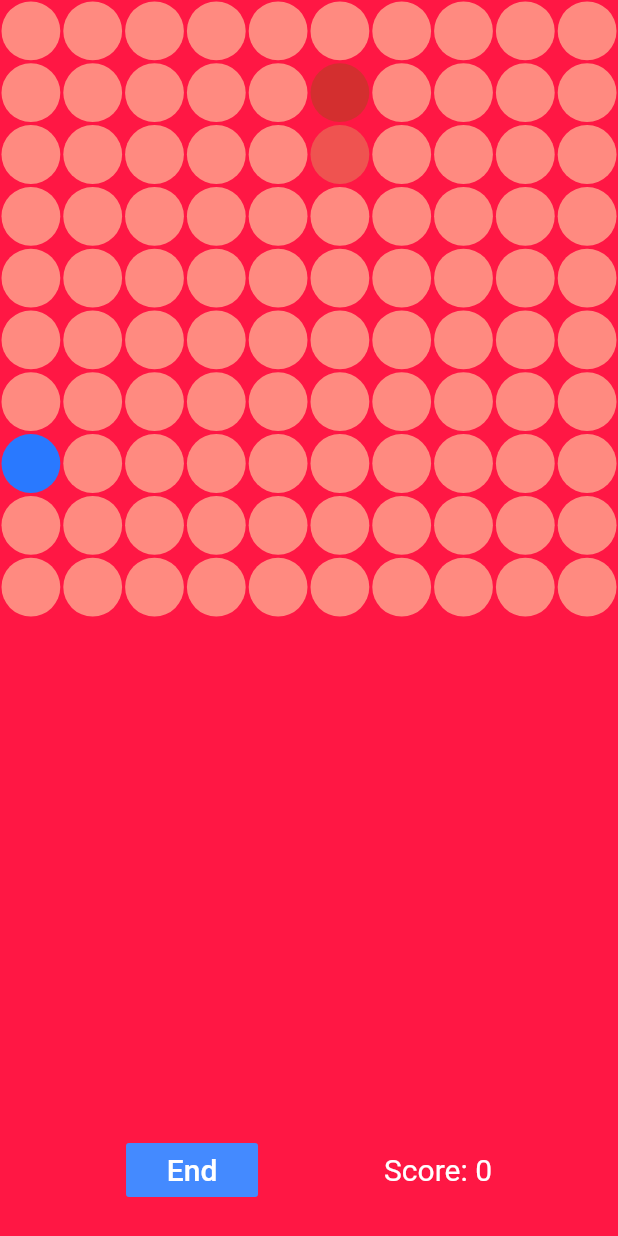
After one commit to Guilherme-ctrl/SAPAD, a Flutter app: the SnakeGameVermelho screen opened directly, after a tap on "Start", on a phone screen of 412 x 824 dp. The commit adds this screen. Run offline on Flutter 3.47's test engine with Material 2 defaults, Android fonts, the phone set to English and light mode, and no system bars; our stand-ins replace audioplayers, carousel_slider, cloud_firestore, firebase_auth, firebase_core, firebase_database and 7 more; accounts and stored records are empty.

Commit message:
Jogo vermelho

```diff
--- a/lib/Telas/Screens/cromo.dart
+++ b/lib/Telas/Screens/cromo.dart
@@ -1,5 +1,6 @@
 import 'package:flutter/material.dart';
 import 'package:sapad_v3/games/game_azul.dart';
+import 'package:sapad_v3/games/game_vermelho.dart';
 
 class CromoPage extends StatefulWidget {
   final bool? medo;
@@ -197,7 +198,10 @@ class _CromoPageState extends State<CromoPage> {
                   ),
                 ),
                 onTap: () {
-                  _requestPopVer(context);
+                  Navigator.push(
+                      context,
+                      MaterialPageRoute(
+                          builder: (context) => SnakeGameVermelho()));
                 },
               ),
             ),
--- /dev/null
+++ b/lib/games/game_vermelho.dart
@@ -0,0 +1,211 @@
+import 'package:flutter/material.dart';
+import 'dart:math';
+import 'dart:async';
+
+class SnakeGameVermelho extends StatefulWidget {
+  @override
+  _SnakeGameVermelhoState createState() => _SnakeGameVermelhoState();
+}
+
+class _SnakeGameVermelhoState extends State<SnakeGameVermelho> {
+  final int squaresPerRow = 10;
+  final int squaresPerCol = 10;
+  final fontStyle = TextStyle(color: Colors.white, fontSize: 20);
+  final randomGen = Random();
+
+  var snake = [
+    [0, 1],
+    [0, 0]
+  ];
+  var food = [0, 2];
+  var direction = 'up';
+  var isPlaying = false;
+
+  void startGame() {
+    const duration = Duration(milliseconds: 300);
+
+    snake = [
+      // Snake head
+      [(squaresPerRow / 2).floor(), (squaresPerCol / 2).floor()]
+    ];
+
+    snake.add([snake.first[0], snake.first[1] + 1]); // Snake body
+
+    createFood();
+
+    isPlaying = true;
+    Timer.periodic(duration, (Timer timer) {
+      moveSnake();
+      if (checkGameOver()) {
+        timer.cancel();
+        endGame();
+      }
+    });
+  }
+
+  void moveSnake() {
+    setState(() {
+      switch (direction) {
+        case 'up':
+          snake.insert(0, [snake.first[0], snake.first[1] - 1]);
+          break;
+
+        case 'down':
+          snake.insert(0, [snake.first[0], snake.first[1] + 1]);
+          break;
+
+        case 'left':
+          snake.insert(0, [snake.first[0] - 1, snake.first[1]]);
+          break;
+
+        case 'right':
+          snake.insert(0, [snake.first[0] + 1, snake.first[1]]);
+          break;
+      }
+
+      if (snake.first[0] != food[0] || snake.first[1] != food[1]) {
+        snake.removeLast();
+      } else {
+        createFood();
+      }
+    });
+  }
+
+  void createFood() {
+    food = [randomGen.nextInt(squaresPerRow), randomGen.nextInt(squaresPerCol)];
+  }
+
+  bool checkGameOver() {
+    if (!isPlaying ||
+        snake.first[1] < 0 ||
+        snake.first[1] >= squaresPerCol ||
+        snake.first[0] < 0 ||
+        snake.first[0] > squaresPerRow) {
+      return true;
+    }
+
+    for (var i = 1; i < snake.length; ++i) {
+      if (snake[i][0] == snake.first[0] && snake[i][1] == snake.first[1]) {
+        return true;
+      }
+    }
+
+    return false;
+  }
+
+  void endGame() {
+    isPlaying = false;
+
+    showDialog(
+        context: context,
+        builder: (BuildContext context) {
+          return AlertDialog(
+            title: Text('Game Over'),
+            content: Text(
+              'Score: ${snake.length - 2}',
+              style: TextStyle(fontSize: 20),
+            ),
+            actions: <Widget>[
+              FlatButton(
+                child: Text('Close'),
+                onPressed: () {
+                  Navigator.of(context).pop();
+                },
+              ),
+            ],
+          );
+        });
+  }
+
+  Widget build(BuildContext context) {
+    return Scaffold(
+      backgroundColor: Colors.redAccent[400],
+      body: Column(
+        children: <Widget>[
+          Expanded(
+            child: GestureDetector(
+              onVerticalDragUpdate: (details) {
+                if (direction != 'up' && details.delta.dy > 0) {
+                  direction = 'down';
+                } else if (direction != 'down' && details.delta.dy < 0) {
+                  direction = 'up';
+                }
+              },
+              onHorizontalDragUpdate: (details) {
+                if (direction != 'left' && details.delta.dx > 0) {
+                  direction = 'right';
+                } else if (direction != 'right' && details.delta.dx < 0) {
+                  direction = 'left';
+                }
+              },
+              child: AspectRatio(
+                aspectRatio: squaresPerRow / (squaresPerCol + 5),
+                child: GridView.builder(
+                    physics: NeverScrollableScrollPhysics(),
+                    gridDelegate: SliverGridDelegateWithFixedCrossAxisCount(
+                      crossAxisCount: squaresPerRow,
+                    ),
+                    itemCount: squaresPerRow * squaresPerCol,
+                    itemBuilder: (BuildContext context, int index) {
+                      var color;
+                      var x = index % squaresPerRow;
+                      var y = (index / squaresPerRow).floor();
+
+                      bool isSnakeBody = false;
+                      for (var pos in snake) {
+                        if (pos[0] == x && pos[1] == y) {
+                          isSnakeBody = true;
+                          break;
+                        }
+                      }
+
+                      if (snake.first[0] == x && snake.first[1] == y) {
+                        color = Colors.red[700];
+                      } else if (isSnakeBody) {
+                        color = Colors.red[400];
+                      } else if (food[0] == x && food[1] == y) {
+                        color = Colors.blueAccent[400];
+                      } else {
+                        color = Colors.redAccent[100];
+                      }
+
+                      return Container(
+                        margin: EdgeInsets.all(1),
+                        decoration: BoxDecoration(
+                          color: color,
+                          shape: BoxShape.circle,
+                        ),
+                      );
+                    }),
+              ),
+            ),
+          ),
+          Padding(
+              padding: EdgeInsets.only(bottom: 20),
+              child: Row(
+                mainAxisAlignment: MainAxisAlignment.spaceEvenly,
+                children: <Widget>[
+                  FlatButton(
+                      color: isPlaying ? Colors.blueAccent : Colors.blue,
+                      child: Text(
+                        isPlaying ? 'End' : 'Start',
+                        style: fontStyle,
+                      ),
+                      onPressed: () {
+                        if (isPlaying) {
+                          isPlaying = false;
+                        } else {
+                          startGame();
+                        }
+                      }),
+                  Text(
+                    'Score: ${snake.length - 2}',
+                    style: fontStyle,
+                  ),
+                ],
+              )),
+        ],
+      ),
+    );
+  }
+}
```
Also changed, not shown: lib/games/game_amarelo.dart (added), lib/games/game_roxo.dart (added), lib/games/game_verde.dart (added).
